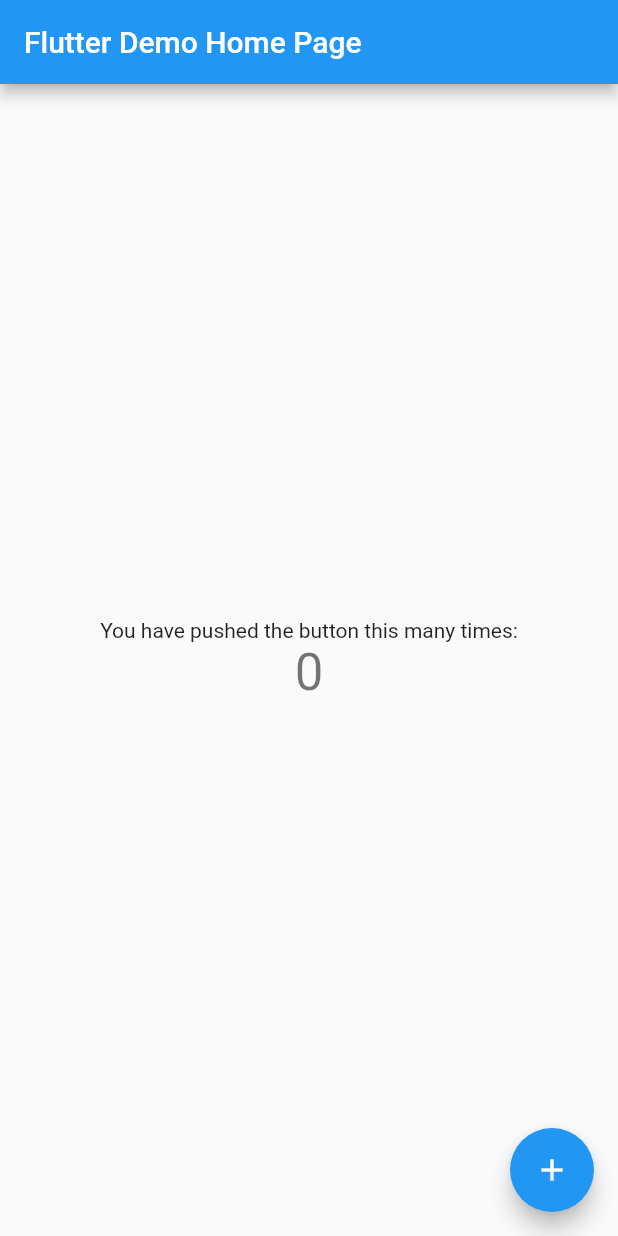
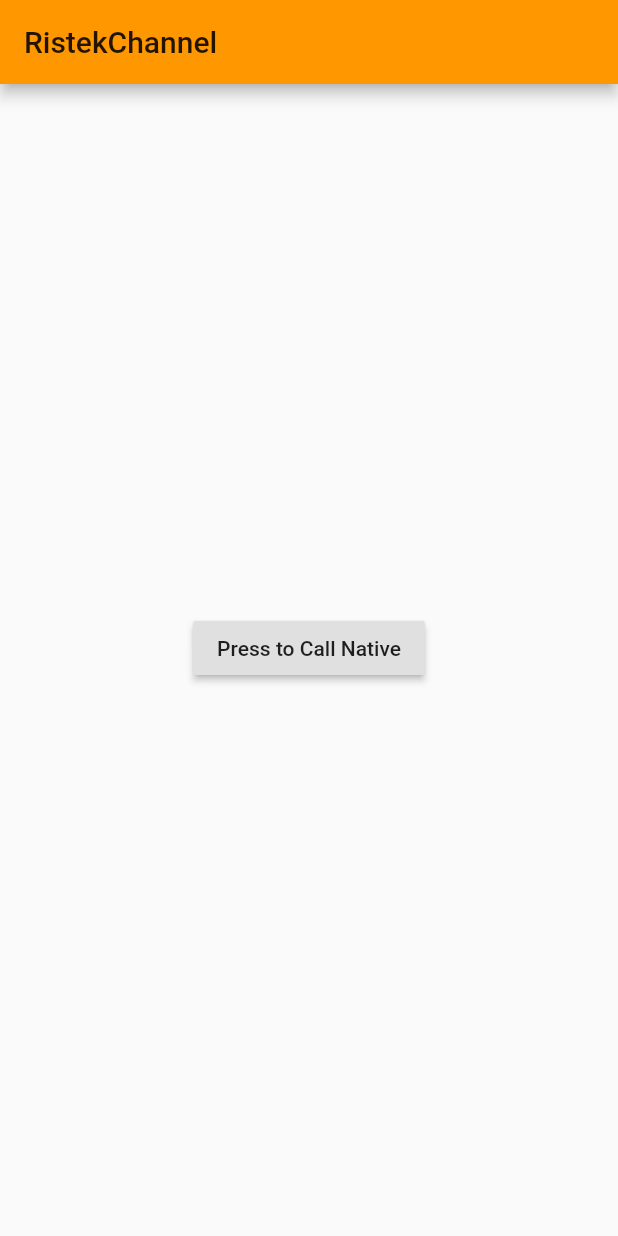
Before and after one commit to Arnastria/NotesApp, a Flutter app: the screen it shows after launch, on a phone screen of 412 x 824 dp. Run offline on Flutter 3.47's test engine with Material 2 defaults, Android fonts, the phone set to English and light mode, and no system bars.

Commit message:
all code

```diff
--- /dev/null
+++ b/lib/app.dart
@@ -0,0 +1,21 @@
+import 'package:NotesApp/channel_screen.dart';
+import 'package:flutter/material.dart';
+
+import 'home_screen.dart';
+
+class App extends StatelessWidget {
+  @override
+  Widget build(BuildContext context) {
+    return MaterialApp(
+      theme: ThemeData(
+        primarySwatch: Colors.orange,
+        visualDensity: VisualDensity.adaptivePlatformDensity,
+      ),
+      initialRoute: '/channel',
+      routes: {
+        '/home': (context) => HomeScreen(),
+        '/channel': (context) => ChannelScreen(),
+      },
+    );
+  }
+}
--- /dev/null
+++ b/lib/channel_screen.dart
@@ -0,0 +1,32 @@
+import 'package:flutter/material.dart';
+import 'package:flutter/services.dart';
+
+class ChannelScreen extends StatefulWidget {
+  @override
+  _ChannelScreenState createState() => _ChannelScreenState();
+}
+
+class _ChannelScreenState extends State<ChannelScreen> {
+  String message = '';
+
+  @override
+  Widget build(BuildContext context) {
+    return Scaffold(
+      appBar: AppBar(
+        title: Text("RistekChannel"),
+      ),
+      body: Center(
+        child: Column(
+          mainAxisAlignment: MainAxisAlignment.center,
+          children: [
+            RaisedButton(
+              child: Text("Press to Call Native"),
+              onPressed: () {},
+            ),
+            Text(message),
+          ],
+        ),
+      ),
+    );
+  }
+}
--- a/lib/main.dart
+++ b/lib/main.dart
@@ -1,117 +1,6 @@
+import 'package:NotesApp/app.dart';
 import 'package:flutter/material.dart';
 
 void main() {
-  runApp(MyApp());
+  runApp(App());
 }
-
-class MyApp extends StatelessWidget {
-  // This widget is the root of your application.
-  @override
-  Widget build(BuildContext context) {
-    return MaterialApp(
-      title: 'Flutter Demo',
-      theme: ThemeData(
-        // This is the theme of your application.
-        //
-        // Try running your application with "flutter run". You'll see the
-        // application has a blue toolbar. Then, without quitting the app, try
-        // changing the primarySwatch below to Colors.green and then invoke
-        // "hot reload" (press "r" in the console where you ran "flutter run",
-        // or simply save your changes to "hot reload" in a Flutter IDE).
-        // Notice that the counter didn't reset back to zero; the application
-        // is not restarted.
-        primarySwatch: Colors.blue,
-        // This makes the visual density adapt to the platform that you run
-        // the app on. For desktop platforms, the controls will be smaller and
-        // closer together (more dense) than on mobile platforms.
-        visualDensity: VisualDensity.adaptivePlatformDensity,
-      ),
-      home: MyHomePage(title: 'Flutter Demo Home Page'),
-    );
-  }
-}
-
-class MyHomePage extends StatefulWidget {
-  MyHomePage({Key key, this.title}) : super(key: key);
-
-  // This widget is the home page of your application. It is stateful, meaning
-  // that it has a State object (defined below) that contains fields that affect
-  // how it looks.
-
-  // This class is the configuration for the state. It holds the values (in this
-  // case the title) provided by the parent (in this case the App widget) and
-  // used by the build method of the State. Fields in a Widget subclass are
-  // always marked "final".
-
-  final String title;
-
-  @override
-  _MyHomePageState createState() => _MyHomePageState();
-}
-
-class _MyHomePageState extends State<MyHomePage> {
-  int _counter = 0;
-
-  void _incrementCounter() {
-    setState(() {
-      // This call to setState tells the Flutter framework that something has
-      // changed in this State, which causes it to rerun the build method below
-      // so that the display can reflect the updated values. If we changed
-      // _counter without calling setState(), then the build method would not be
-      // called again, and so nothing would appear to happen.
-      _counter++;
-    });
-  }
-
-  @override
-  Widget build(BuildContext context) {
-    // This method is rerun every time setState is called, for instance as done
-    // by the _incrementCounter method above.
-    //
-    // The Flutter framework has been optimized to make rerunning build methods
-    // fast, so that you can just rebuild anything that needs updating rather
-    // than having to individually change instances of widgets.
-    return Scaffold(
-      appBar: AppBar(
-        // Here we take the value from the MyHomePage object that was created by
-        // the App.build method, and use it to set our appbar title.
-        title: Text(widget.title),
-      ),
-      body: Center(
-        // Center is a layout widget. It takes a single child and positions it
-        // in the middle of the parent.
-        child: Column(
-          // Column is also a layout widget. It takes a list of children and
-          // arranges them vertically. By default, it sizes itself to fit its
-          // children horizontally, and tries to be as tall as its parent.
-          //
-          // Invoke "debug painting" (press "p" in the console, choose the
-          // "Toggle Debug Paint" action from the Flutter Inspector in Android
-          // Studio, or the "Toggle Debug Paint" command in Visual Studio Code)
-          // to see the wireframe for each widget.
-          //
-          // Column has various properties to control how it sizes itself and
-          // how it positions its children. Here we use mainAxisAlignment to
-          // center the children vertically; the main axis here is the vertical
-          // axis because Columns are vertical (the cross axis would be
-          // horizontal).
-          mainAxisAlignment: MainAxisAlignment.center,
-          children: <Widget>[
-            Text(
-              'You have pushed the button this many times:',
-            ),
-            Text(
-              '$_counter',
-              style: Theme.of(context).textTheme.headline4,
-            ),
-          ],
-        ),
-      ),
-      floatingActionButton: FloatingActionButton(
-        onPressed: _incrementCounter,
-        tooltip: 'Increment',
-        child: Icon(Icons.add),
-      ), // This trailing comma makes auto-formatting nicer for build methods.
-    );
-  }
-}
```
Also changed, not shown: lib/home_screen.dart (added, +118 -0 lines), lib/notes_screen.dart (added, +70 -0 lines).
